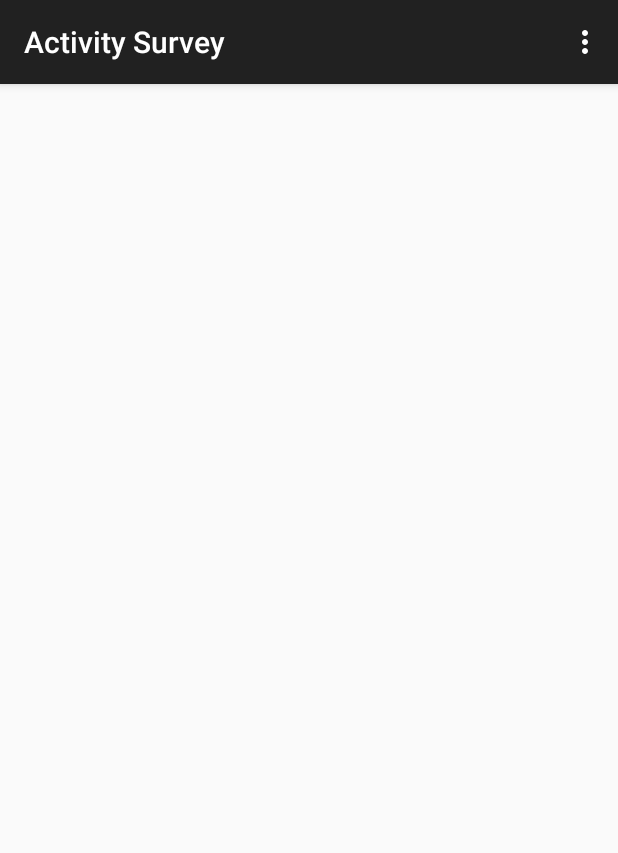
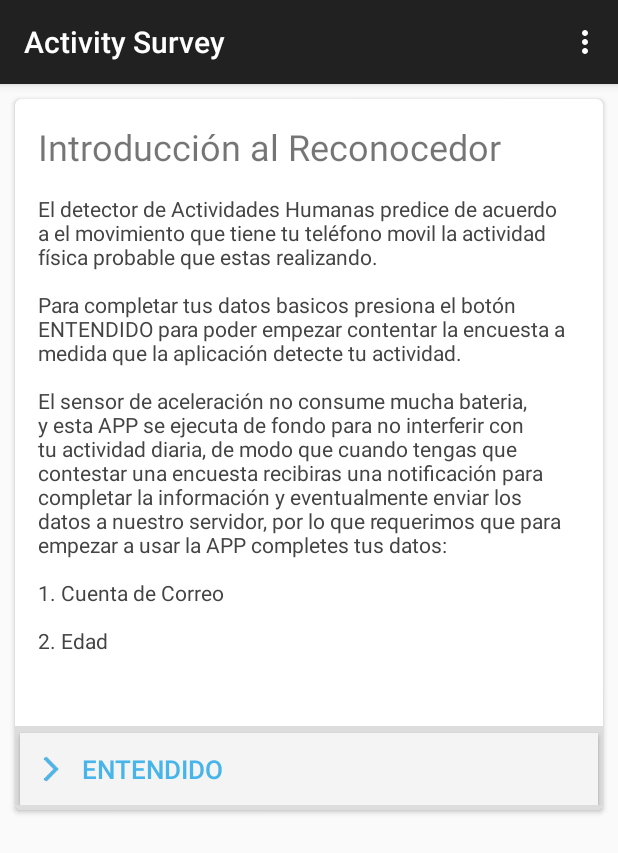
Before and after one commit to MobileActivityRecognition/HARService, an Android app: the screen it shows after launch (FeedActivity), on a phone screen of 412 x 824 dp. Shown: the top 853 px of the screen. Run offline under Robolectric (Android 15) with nearby library versions, the phone set to English and light mode, and no system bars; libraries missing offline, so code that uses them is left out: org.springframework.http, org.springframework.web; 12 statements that could not run were skipped.

```diff
--- a/ActivityRecognitionSurvey/src/main/java/org/harsurvey/android/cards/Card.java
+++ b/ActivityRecognitionSurvey/src/main/java/org/harsurvey/android/cards/Card.java
@@ -18,6 +18,7 @@
 package org.harsurvey.android.cards;
 
 import android.app.Activity;
+import android.text.Html;
 import android.view.LayoutInflater;
 import android.view.View;
 import android.view.ViewGroup;
@@ -141,7 +142,7 @@ public class Card {
             View viewDesc = cardView.findViewById(R.id.card_content);
             if (card.description != null && viewDesc != null) {
                 card.descView = (TextView) viewDesc;
-                card.descView.setText(card.description);
+                card.descView.setText(Html.fromHtml(card.description));
             } else if (viewDesc != null) {
                 cardView.findViewById(R.id.card_content).setVisibility(View.GONE);
             }
--- a/ActivityRecognitionSurvey/src/main/java/org/harsurvey/android/survey/FeedActivity.java
+++ b/ActivityRecognitionSurvey/src/main/java/org/harsurvey/android/survey/FeedActivity.java
@@ -25,7 +25,6 @@ import android.database.DataSetObserver;
 import android.os.Bundle;
 import android.provider.BaseColumns;
 import android.view.View;
-import android.widget.Toast;
 
 import org.harsurvey.android.cards.Card;
 import org.harsurvey.android.cards.CardStreamLinearLayout;
@@ -42,6 +41,7 @@ import java.util.TreeMap;
  */
 public class FeedActivity extends BaseActivity implements LoaderManager.LoaderCallbacks<Cursor> {
     public static final String TAG = FeedActivity.class.getSimpleName();
+
     CardStreamLinearLayout listView;
     CursorLoader cursorLoader;
     CardActionHelper cardActionHelper;
@@ -59,12 +59,12 @@ public class FeedActivity extends BaseActivity implements LoaderManager.LoaderCa
         adapter.registerDataSetObserver(new DataSetObserver() {
             @Override
             public void onChanged() {
-                addCards();
+                addSurveyCards();
             }
         });
     }
 
-    private void addCards() {
+    private void addSurveyCards() {
         Cursor cursor = adapter.getCursor();
         View view = null;
         while(cursor.moveToNext()) {
@@ -89,6 +89,19 @@ public class FeedActivity extends BaseActivity implements LoaderManager.LoaderCa
         }
     }
 
+    private void showIntroCard() {
+        boolean isNew = !cards.containsKey(Constants.INTRO_CARD);
+        if (isNew) {
+            Card card = new Card.Builder(cardActionHelper, Constants.INTRO_CARD)
+                    .setTitle(getString(R.string.intro_title))
+                    .setDescription(getString(R.string.intro_message))
+                    .addAction(Constants.getStringResource(this, R.string.action_ready),
+                            Constants.ACTION_NEUTRAL, Card.ACTION_NEUTRAL)
+                    .build(this);
+            addCard(card);
+        }
+    }
+
     public void addCard(Card card) {
         cards.put(card.getTag(), card);
         listView.addCard(card.getView());
@@ -105,12 +118,18 @@ public class FeedActivity extends BaseActivity implements LoaderManager.LoaderCa
     @Override
     protected void onResume() {
         super.onResume();
+        if (app.hasValidAccount()) {
+            this.resumeSurvey();
+        }
+        else {
+            this.showIntroCard();
+        }
+        app.setOnTop(true);
+    }
+
+    private void resumeSurvey() {
+        app.getConnection().connect();
         getLoaderManager().initLoader(0, null, this);
-        app.getConnection().connect();
-        app.setOnTop(true);
-        if (!app.getConnection().isClientConnected()) {
-            Toast.makeText(this, getString(R.string.not_connected), Toast.LENGTH_SHORT).show();
-        }
     }
 
     @Override
--- a/ActivityRecognitionSurvey/src/main/java/org/harsurvey/android/survey/SettingsActivity.java
+++ b/ActivityRecognitionSurvey/src/main/java/org/harsurvey/android/survey/SettingsActivity.java
@@ -34,7 +34,6 @@ import android.preference.PreferenceManager;
 import org.harsurvey.android.util.Constants;
 
 import java.util.ArrayList;
-import java.util.Arrays;
 import java.util.List;
 
 
--- a/ActivityRecognitionSurvey/src/main/java/org/harsurvey/android/survey/SurveyApplication.java
+++ b/ActivityRecognitionSurvey/src/main/java/org/harsurvey/android/survey/SurveyApplication.java
@@ -29,6 +29,7 @@ import android.util.Log;
 
 import org.hardroid.client.ActivityRecognitionClient;
 import org.harsurvey.android.util.ConnectionHelper;
+import org.harsurvey.android.util.Constants;
 import org.harsurvey.android.util.PhoneInfoHelper;
 import org.harsurvey.android.util.PreferenceHelper;
 import org.harsurvey.android.util.RestServiceHelper;
@@ -111,4 +112,10 @@ public class SurveyApplication extends Application {
     public RestServiceHelper getRestService() {
         return restService;
     }
+
+    public boolean hasValidAccount() {
+        PreferenceHelper prefs = getPreference();
+        return !prefs.getName().equalsIgnoreCase(Constants.NONE) &&
+                !prefs.getAge().equalsIgnoreCase(Constants.NONE);
+    }
 }
--- a/ActivityRecognitionSurvey/src/main/java/org/harsurvey/android/util/CardActionHelper.java
+++ b/ActivityRecognitionSurvey/src/main/java/org/harsurvey/android/util/CardActionHelper.java
@@ -26,6 +26,7 @@ import android.util.Log;
 import org.harsurvey.android.cards.CardListItemAdapter;
 import org.harsurvey.android.cards.OnCardClickListener;
 import org.harsurvey.android.data.HumanActivityData;
+import org.harsurvey.android.survey.AccountSettings;
 import org.harsurvey.android.survey.FeedActivity;
 import org.harsurvey.android.survey.R;
 
@@ -48,6 +49,10 @@ public class CardActionHelper implements OnCardClickListener {
         if (tag.startsWith("ACT_")) {
             handleSurveyCard(action, tag.split("_")[1]);
             activity.removeCard(tag);
+        }
+        else if (tag.equalsIgnoreCase(Constants.INTRO_CARD)) {
+            activity.startActivity(new Intent(activity, AccountSettings.class));
+            activity.removeCard(Constants.INTRO_CARD);
         }
         else {
             Log.i(TAG, "Nothing to be done for tag: " + tag);
--- a/ActivityRecognitionSurvey/src/main/java/org/harsurvey/android/util/ConnectionHelper.java
+++ b/ActivityRecognitionSurvey/src/main/java/org/harsurvey/android/util/ConnectionHelper.java
@@ -18,10 +18,12 @@
 package org.harsurvey.android.util;
 
 import android.util.Log;
+import android.widget.Toast;
 
 import org.hardroid.api.ConnectionApi;
 import org.hardroid.client.ActivityRecognitionClient;
 import org.hardroid.client.OnClientConnectionListener;
+import org.harsurvey.android.survey.R;
 import org.harsurvey.android.survey.SurveyApplication;
 
 /**
@@ -41,6 +43,8 @@ public class ConnectionHelper implements OnClientConnectionListener {
     @Override
     public void onConnect(ConnectionApi connectionApi) {
         Log.i(TAG, "Requesting activities updates");
+        Toast.makeText(context, Constants.getStringResource(context, R.string.connected),
+                Toast.LENGTH_SHORT).show();
         apiClient.getService().requestActivityUpdates(
                 context.getPreference().getInterval(),
                 context.getDetectedActivityService());
--- a/ActivityRecognitionSurvey/src/main/java/org/harsurvey/android/util/Constants.java
+++ b/ActivityRecognitionSurvey/src/main/java/org/harsurvey/android/util/Constants.java
@@ -46,10 +46,7 @@ public class Constants {
      */
     public static final int INTERVAL_DEFAULT = 1*MINUTE;
 
-    /**
-     * Declaring KEYS for saving data
-     */
-    public static final String PREFERENCE_KEY = "SURVEY_PREFERENCES";
+    public static final String NONE = "N/A";
 
     public static final String DATABASE_NAME = "activities.db";
     public static final int DATABASE_VERSION = 4;
@@ -68,6 +65,9 @@ public class Constants {
     };
     public static final int ACTION_POSITIVE = 0;
     public static final int ACTION_NEGATIVE = 1;
+    public static final int ACTION_NEUTRAL = 2;
+
+    public static final String INTRO_CARD = "INTRO";
 
     public static String getActivityString(Context context, Type detectedActivityType) {
         Resources resources = context.getResources();
--- a/ActivityRecognitionSurvey/src/main/java/org/harsurvey/android/util/PreferenceHelper.java
+++ b/ActivityRecognitionSurvey/src/main/java/org/harsurvey/android/util/PreferenceHelper.java
@@ -28,8 +28,7 @@ import org.harsurvey.android.survey.SurveyApplication;
 /**
  * Preference and settings
  */
-public class PreferenceHelper
-        implements SharedPreferences.OnSharedPreferenceChangeListener {
+public class PreferenceHelper implements SharedPreferences.OnSharedPreferenceChangeListener {
     private final String TAG = PreferenceHelper.class.getSimpleName();
     private final SharedPreferences preferences;
     private final SurveyApplication context;
@@ -73,26 +72,33 @@ public class PreferenceHelper
 
     public String getIMEI() {
         return preferences.getString(Constants.getStringResource(context,
-                R.string.pref_key_imei), "N/A");
+                R.string.pref_key_imei), Constants.NONE);
     }
 
     public String getName() {
         return preferences.getString(Constants.getStringResource(context,
-                R.string.pref_key_name), "N/A");
+                R.string.pref_key_name), Constants.NONE);
     }
 
     public String getAge() {
-        return preferences.getString(Constants.getStringResource(context, R.string.pref_key_age),
-                "N/A");
+        int result = preferences.getInt(Constants.getStringResource(context, R.string.pref_key_age),
+                -1);
+        if (result > NumberPickerPreference.MIN_VALUE &&
+                result < NumberPickerPreference.MAX_VALUE) {
+            return String.valueOf(result);
+        }
+        else {
+            return Constants.NONE;
+        }
     }
 
     public String getPhoneName() {
         return preferences.getString(Constants.getStringResource(context,
-                R.string.pref_key_model), "N/A");
+                R.string.pref_key_model), Constants.NONE);
     }
 
     public String getSensorName() {
         return preferences.getString(Constants.getStringResource(context,
-                R.string.pref_key_sensor), "N/A");
+                R.string.pref_key_sensor), Constants.NONE);
     }
 }
--- a/ActivityRecognitionSurvey/src/main/res/values/strings.xml
+++ b/ActivityRecognitionSurvey/src/main/res/values/strings.xml
@@ -20,7 +20,7 @@
     <string name="activity_title">Mi Actividad Actual</string>
     <string name="action_settings">Configuración</string>
 
-    <string name="intro_title">Introducción</string>
+    <string name="intro_title">Introducción al Reconocedor</string>
 
     <!-- Strings related to Settings -->
     <string name="pref_header_general">General</string>
@@ -68,7 +68,20 @@
     </string-array>
 
     <string name="intro_message">
-        <![CDATA[
+         <![CDATA[
+
+            <p>El detector de Actividades Humanas predice de acuerdo a el movimiento que
+            tiene tu teléfono movil la actividad física probable que estas realizando.
+            <p>Para completar tus datos basicos presiona el botón "ENTENDIDO"
+            para poder empezar contentar la encuesta
+            a medida que la aplicación detecte tu actividad.</p>
+            <p>
+            El sensor de aceleración no consume mucha bateria, y esta APP se ejecuta de fondo para no
+            interferir con tu actividad diaria, de modo que cuando tengas que contestar una encuesta
+            recibiras una notificación para completar la información y eventualmente enviar los datos
+            a nuestro servidor, por lo que requerimos que para empezar a usar la APP completes tus datos:</p>
+            <p>1. Cuenta de Correo</p>
+            <p>2. Edad</p>
 
         ]]>
     </string>
@@ -82,7 +95,7 @@
     <string name="unknown">Desconocido</string>
     <string name="walking">Caminado</string>
     <string name="unidentifiable_activity">Unidentifiable activity: %1$s</string>
-    <string name="not_connected">ActivityClient is not yet connected. Try again.</string>
+    <string name="connected">Servicio de actividad conectado</string>
     <string name="action_ok">Correcto</string>
     <string name="action_nook">Incorrecto</string>
     <string name="notification_title">Encuesta de Actividad</string>
@@ -105,4 +118,6 @@
     ]]></string>
     <string name="pick_activity_title">Elija una actividad</string>
     <string name="pref_default_age">25</string>
+    <string name="action_ready">ENTENDIDO</string>
+    <string name="action_account_settings">Configurar Cuenta</string>
 </resources>
--- a/ActivityRecognitionSurvey/src/main/res/xml/prefs.xml
+++ b/ActivityRecognitionSurvey/src/main/res/xml/prefs.xml
@@ -51,13 +51,11 @@
         <ListPreference
             android:key="@string/pref_key_name"
             android:title="@string/pref_title_display_name"
-            android:defaultValue="@string/pref_default_display_name"
             android:contentDescription="@string/pref_sum_display_name" />
 
         <org.harsurvey.android.util.NumberPickerPreference
             android:key="@string/pref_key_age"
-            android:title="@string/pref_title_age"
-            android:defaultValue="@string/pref_default_age" />
+            android:title="@string/pref_title_age"/>
 
         <ListPreference
             android:key="@string/pref_key_duration"
--- a/ActivityRecognitionSurvey/src/main/res/xml/register.xml
+++ b/ActivityRecognitionSurvey/src/main/res/xml/register.xml
@@ -20,12 +20,10 @@
     <ListPreference
         android:key="@string/pref_key_name"
         android:title="@string/pref_title_display_name"
-        android:defaultValue="@string/pref_default_display_name"
         android:contentDescription="@string/pref_sum_display_name" />
 
     <org.harsurvey.android.util.NumberPickerPreference
         android:key="@string/pref_key_age"
-        android:title="@string/pref_title_age"
-        android:defaultValue="@string/pref_default_age" />
+        android:title="@string/pref_title_age"/>
 
 </PreferenceScreen>
```
Also changed, not shown: ActivityRecognitionSurvey/src/main/AndroidManifest.xml (+7 -0 lines), ActivityRecognitionSurvey/src/main/java/org/harsurvey/android/survey/AccountSettings.java (added, +36 -0 lines).
